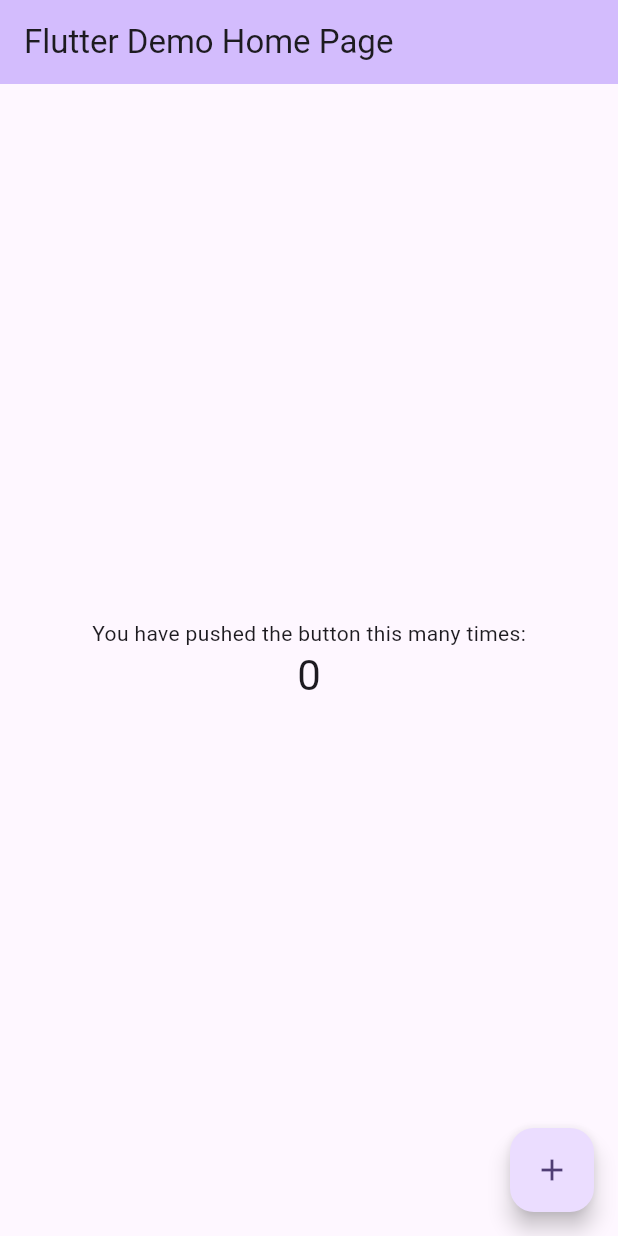
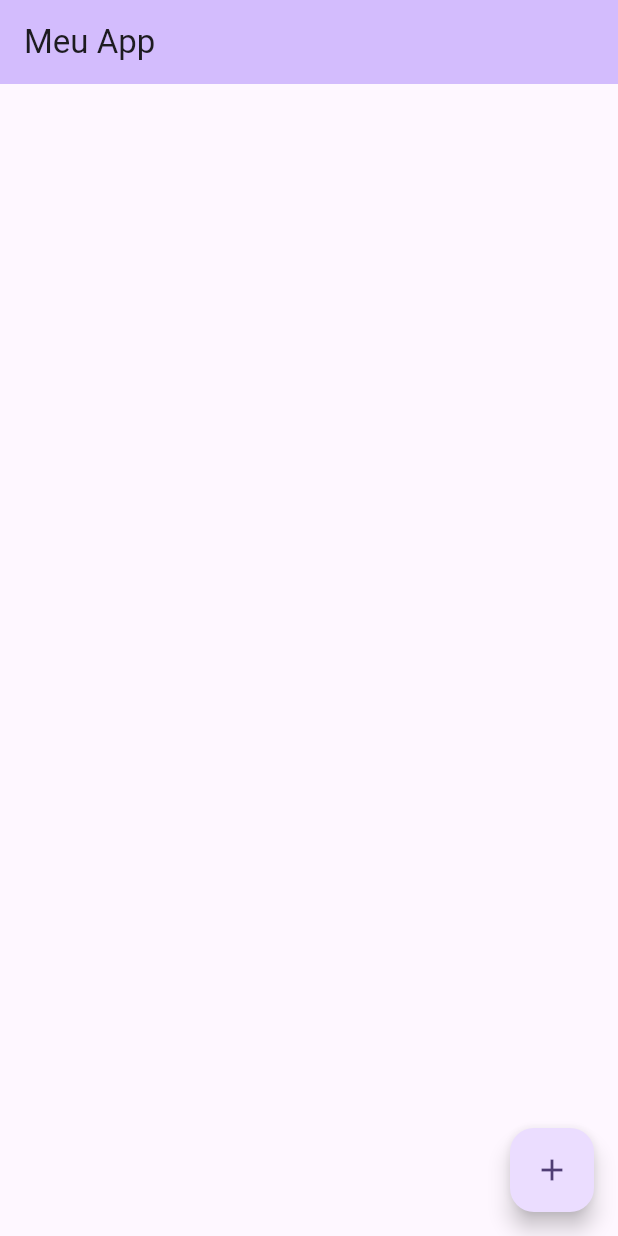
Before and after one commit to luccaFreitass/Recapitulando-Flutter, a Flutter app: the screen it shows after launch, on a phone screen of 412 x 824 dp. Run offline on Flutter 3.47's test engine with Material 3 defaults, Android fonts, the phone set to English and light mode, and no system bars.

Commit message:
Alterando o body da main

```diff
--- a/lib/main.dart
+++ b/lib/main.dart
@@ -16,7 +16,7 @@ class MyApp extends StatelessWidget {
         colorScheme: ColorScheme.fromSeed(seedColor: Colors.deepPurple),
         useMaterial3: true,
       ),
-      home: const MyHomePage(title: 'Flutter Demo Home Page'),
+      home: const MyHomePage(title: 'Meu App'),
     );
   }
 }
@@ -46,18 +46,10 @@ class _MyHomePageState extends State<MyHomePage> {
         backgroundColor: Theme.of(context).colorScheme.inversePrimary,
         title: Text(widget.title),
       ),
-      body: Center(
-        child: Column(
-          mainAxisAlignment: MainAxisAlignment.center,
-          children: <Widget>[
-            const Text(
-              'You have pushed the button this many times:',
-            ),
-            Text(
-              '$_counter',
-              style: Theme.of(context).textTheme.headlineMedium,
-            ),
-          ],
+      body: Container(
+        width: 20.0,
+        height: 20.0,
+        decoration: BoxDecoration(
         ),
       ),
       floatingActionButton: FloatingActionButton(
```
